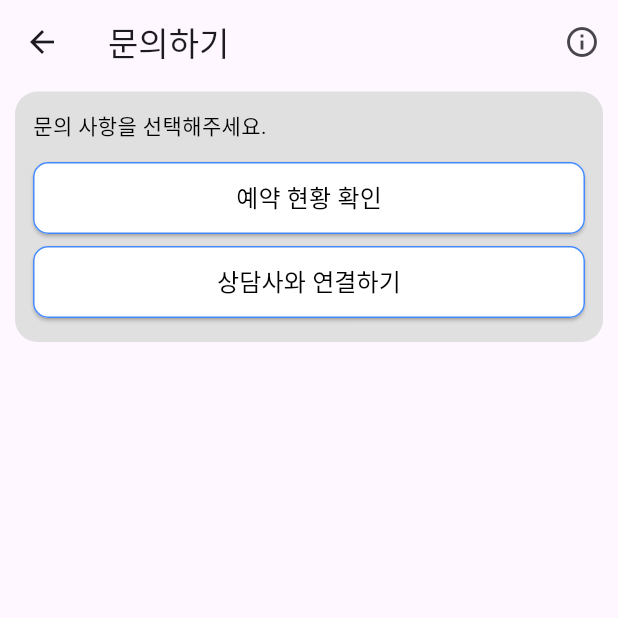
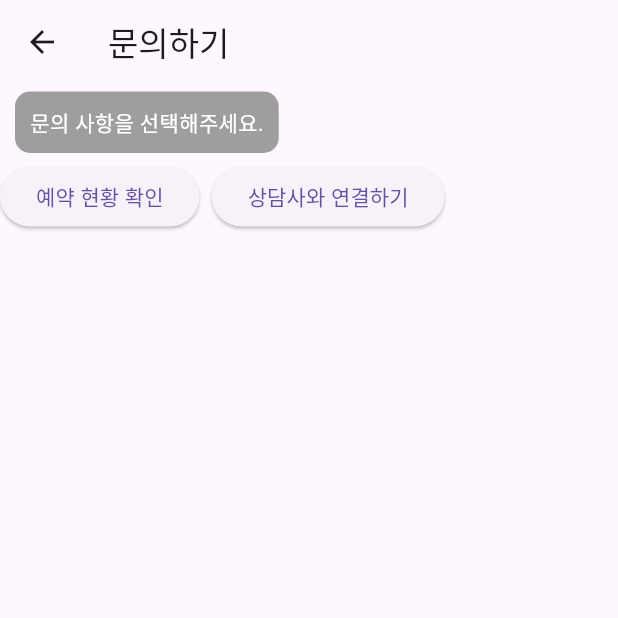
Before and after one commit to linxizhu1209/Ju_airline, a Flutter app: the screen it shows after launch, after a tap on the "support agent" icon, on a phone screen of 412 x 824 dp, the top half of it. Run offline on Flutter 3.47's test engine with Material 3 defaults, Android fonts, the phone set to English and light mode, and no system bars; our stand-ins replace app_links, flutter_dotenv, flutter_secure_storage, google_sign_in, webview_flutter; missing offline and left inert: tosspayments_widget_sdk_flutter; network calls fail.

Commit message:
feat: 채팅 입력 구현
- 유저가 채팅 입력할 수 있게 함
- 관리자의 채팅목록 ui를 깔끔하게 변경함

```diff
--- a/lib/ChatListPage.dart
+++ b/lib/ChatListPage.dart
@@ -2,6 +2,7 @@
 import 'package:airline/ChatPage.dart';
 import 'package:airline/ChatService.dart';
 import 'package:flutter/material.dart';
+import 'package:intl/intl.dart';
 
 import 'models/ChatRoom.dart';
 
@@ -52,10 +53,11 @@ class _ChatListPageState extends State<ChatListPage> {
               itemCount: chatRooms.length,
               itemBuilder: (context, index) {
                 final room = chatRooms[index];
+                final formattedTime = DateFormat('MM-dd HH:mm').format(DateTime.parse(room.lastTimestamp));
                 return ListTile(
                   title: Text(room.userName),
                   subtitle: Text("마지막 메시지: ${room.lastMessage}"),
-                  trailing: Text("시간: ${room.lastTimestamp}"),
+                  trailing: Text(formattedTime),
                   onTap: () {
                     Navigator.push(
                       context,
--- a/lib/ChatPage.dart
+++ b/lib/ChatPage.dart
@@ -1,5 +1,8 @@
 import 'package:airline/BookingPage.dart';
+import 'package:airline/ChatInputField.dart';
+import 'package:airline/providers/auth_provider.dart';
 import 'package:flutter/material.dart';
+import 'package:provider/provider.dart';
 
 import 'ChatService.dart';
 import 'models/ChatRoom.dart';
@@ -16,6 +19,7 @@ class ChatPage extends StatefulWidget {
 
 class _ChatPageState extends State<ChatPage> {
   final ChatService _chatService = ChatService();
+  bool isChatInputVisible = false;
 
   List<Map<String, dynamic>> messages = [
     {
@@ -57,23 +61,26 @@ class _ChatPageState extends State<ChatPage> {
       });
     }
 
+    void handleMessageSend(String message){
+      final authProvider = Provider.of<AuthProvider>(context, listen: false);
+      final sender = authProvider.userName;
+
+      if(sender == null){
+        print("로그인된 유저x");
+        return;
+      }
+
+      _chatService.sendChatMessage(sender, message);
+      setState(() {
+        messages.add({"text": message, "isUser":true});
+      });
+    }
+
   @override
   Widget build(BuildContext context) {
     return Scaffold(
       appBar: AppBar(
         title: const Text("문의하기"),
-        leading: IconButton(
-            icon: const Icon(Icons.arrow_back),
-            onPressed: () {
-              Navigator.pop(context);
-            },
-        ),
-        actions: [
-          IconButton(
-              icon: const Icon(Icons.info_outline),
-              onPressed: () {} ,
-          ),
-        ],
       ),
       body: Column(
         children: [
@@ -82,13 +89,40 @@ class _ChatPageState extends State<ChatPage> {
                   itemCount: messages.length,
                   itemBuilder: (context, index) {
                     final message = messages[index];
-                    if(message.containsKey("buttons")) {
-                      return buttonBubble(message["text"],message["buttons"]);
-                    }
-                    return chatBubble(message["text"], message["isUser"]);
+                    return Column(
+                      crossAxisAlignment: message["isUser"]
+                      ? CrossAxisAlignment.end : CrossAxisAlignment.start,
+                      children: [
+                        Container(
+                          padding: EdgeInsets.all(10),
+                          margin: EdgeInsets.symmetric(vertical: 5, horizontal: 10),
+                          decoration: BoxDecoration(
+                            color: message["isUser"]? Colors.blue : Colors.grey,
+                            borderRadius: BorderRadius.circular(10),
+                          ),
+                          child: Text(
+                            message["text"],
+                            style: TextStyle(color: Colors.white),
+                          ),
+                        ),
+                        if(message.containsKey("buttons"))
+                          Wrap(
+                            spacing: 8,
+                            children: List<Widget>.generate(
+                              message["buttons"].length,
+                                (btnIndex) => ElevatedButton(
+                                    onPressed: ()=> handleUserSelection(message["buttons"][btnIndex]),
+                                    child: Text(message["buttons"][btnIndex]),
+                                ),
+                            ),
+                          ),
+                      ],
+                    );
                   },
               ),
           ),
+          if(isChatInputVisible)
+            ChatInputField(onSend: handleMessageSend),
         ],
       ),
     );
--- a/lib/ChatService.dart
+++ b/lib/ChatService.dart
@@ -35,7 +35,7 @@ class ChatService {
           body: jsonEncode({
             "sender": sender,
             "message": message,
-            "timestamp": DateTime.now().toString()
+            "timestamp": DateTime.now().toIso8601String()
           }),
         );
         if(response.statusCode == 200){
--- a/lib/models/ChatRoom.dart
+++ b/lib/models/ChatRoom.dart
@@ -11,9 +11,9 @@ class ChatRoom {
 
   factory ChatRoom.fromJson(Map<String, dynamic> json){
     return ChatRoom(
-        userName: json['userName'] ?? 'Unknown',
+        userName: json['sender'] ?? 'Unknown',
         lastMessage: json['lastMessage'] ?? 'No message',
-        lastTimestamp: json['lastTimestamp'] ?? 'Unknown',
+        lastTimestamp: json['lastMessageTime'] ?? 'Unknown',
     );
   }
 }
```
Also changed, not shown: lib/ChatInputField.dart (added, +47 -0 lines).
